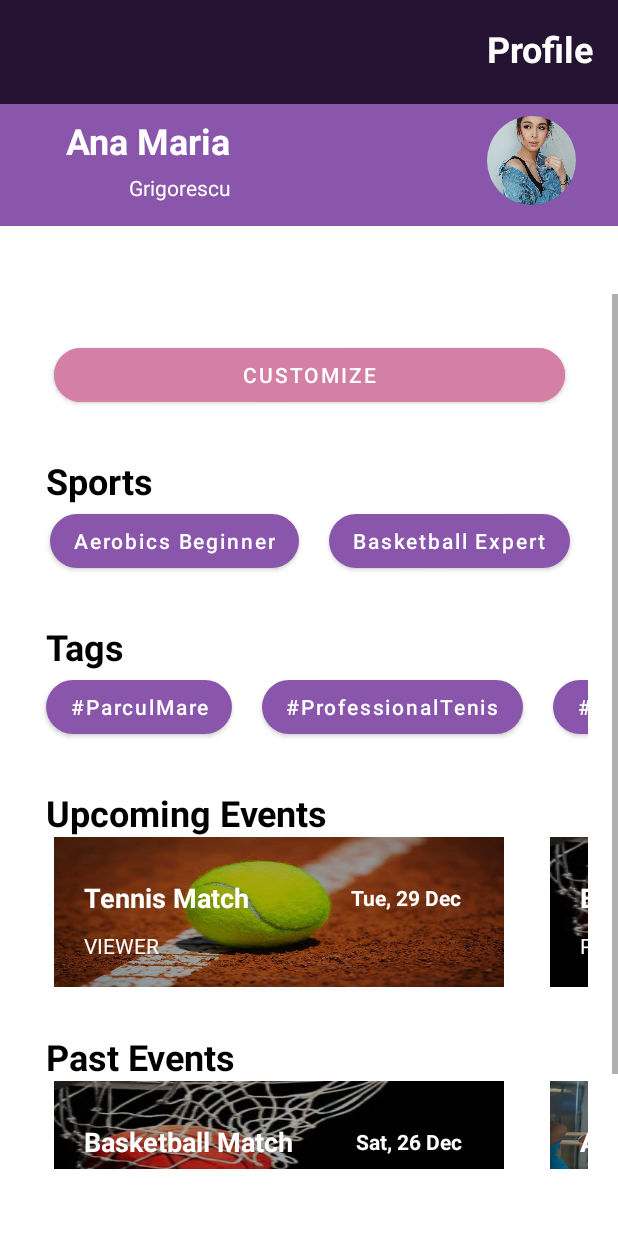
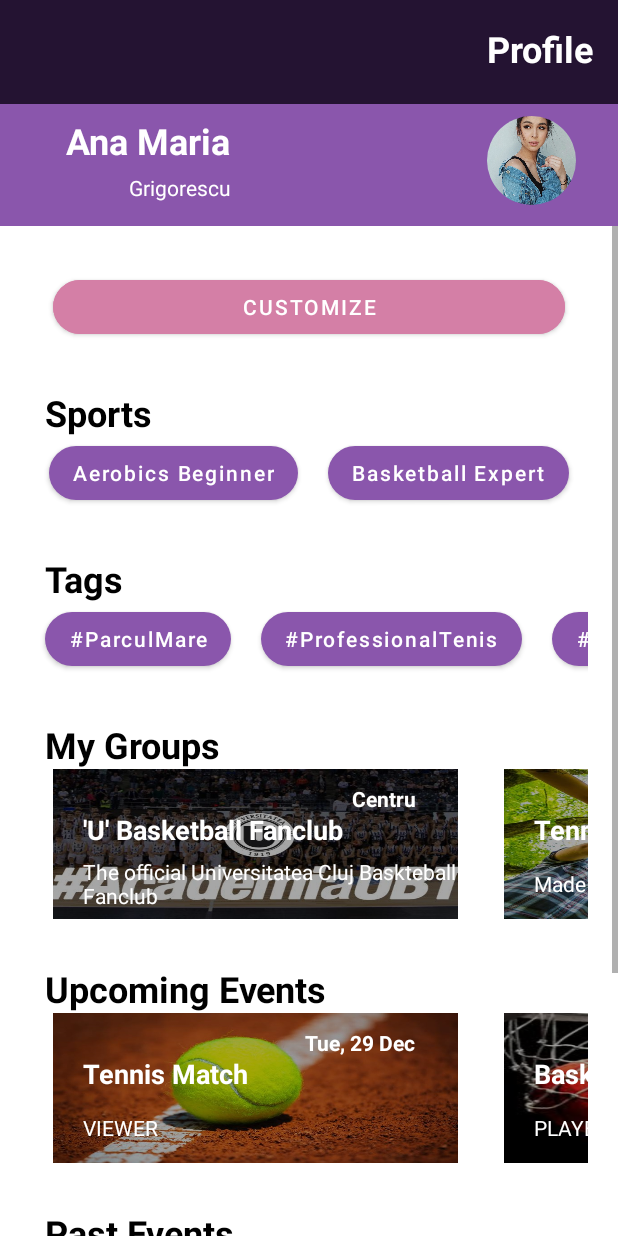
Before and after one commit to Vicondrus/Sportify, an Android app: the ProfilePageActivity screen opened directly, with no data from a screen before it, on a phone screen of 412 x 824 dp. Run offline under Robolectric (Android 15) with nearby library versions, the phone set to English and light mode, and no system bars; our stand-ins replace CircleImageView; libraries missing offline, so code that uses them is left out: com.huawei.hms; pictures from the network do not load.

Commit message:
added groups in profile

```diff
--- a/app/src/main/java/com/uid/project/sportify/CreateEventActivity.kt
+++ b/app/src/main/java/com/uid/project/sportify/CreateEventActivity.kt
@@ -335,6 +335,7 @@
                 event.nbOfPeople = eventNbOfPeople.text.toString().toInt()
                 event.attendanceFee = eventAttendanceFee.text.toString().toInt()
                 event.location = location
+                Registry.listOfOrganizedEvents.add(event)
                 val intent = Intent(this, EventCreatedActivity::class.java)
                 startActivity(intent)
             }
--- a/app/src/main/java/com/uid/project/sportify/ProfilePageActivity.kt
+++ b/app/src/main/java/com/uid/project/sportify/ProfilePageActivity.kt
@@ -8,6 +8,7 @@
 import androidx.appcompat.app.AppCompatActivity
 import androidx.recyclerview.widget.LinearLayoutManager
 import androidx.recyclerview.widget.RecyclerView
+import com.uid.project.sportify.adapters.GroupsListAdapter
 import com.uid.project.sportify.adapters.ParticipationListAdapter
 import com.uid.project.sportify.adapters.SportsListAdapter
 import com.uid.project.sportify.adapters.TagsListAdapter
@@ -23,6 +24,7 @@
     private lateinit var tagsListAdapter: TagsListAdapter
     private lateinit var pastListAdapter: ParticipationListAdapter
     private lateinit var upcomingListAdapter: ParticipationListAdapter
+    private lateinit var groupsListAdapter: GroupsListAdapter
     private val customizeCode = 1
 
     override fun onCreate(savedInstanceState: Bundle?) {
@@ -71,6 +73,11 @@
             LinearLayoutManager.HORIZONTAL,
             false
         )
+        val layoutManager5 = LinearLayoutManager(
+                this@ProfilePageActivity,
+                LinearLayoutManager.HORIZONTAL,
+                false
+        )
 
         val sportsRecyclerView = findViewById<RecyclerView>(R.id.customizeSportsRecyclerView)
         sportsRecyclerView.layoutManager = layoutManager1
@@ -83,6 +90,9 @@
 
         val upcomingRecyclerView = findViewById<RecyclerView>(R.id.upcomingRecyclerView)
         upcomingRecyclerView.layoutManager = layoutManager4
+
+        val groupsRecyclerView = findViewById<RecyclerView>(R.id.groupsRecyclerView)
+        groupsRecyclerView.layoutManager = layoutManager5
 
         sportsListAdapter = SportsListAdapter(user.sports)
         sportsRecyclerView.adapter = sportsListAdapter
@@ -103,6 +113,9 @@
 
         upcomingListAdapter = ParticipationListAdapter(futureParticipations)
         upcomingRecyclerView.adapter = upcomingListAdapter
+
+        groupsListAdapter = GroupsListAdapter(Registry.listOfGroups)
+        groupsRecyclerView.adapter = groupsListAdapter
 
         val button = findViewById<Button>(R.id.customizeButton)
 
--- /dev/null
+++ b/app/src/main/java/com/uid/project/sportify/adapters/GroupsListAdapter.kt
@@ -0,0 +1,26 @@
+package com.uid.project.sportify.adapters
+
+import android.view.LayoutInflater
+import android.view.ViewGroup
+import androidx.recyclerview.widget.RecyclerView
+import com.uid.project.sportify.holders.GroupItemViewHolder
+import com.uid.project.sportify.holders.ParticipationItemViewHolder
+import com.uid.project.sportify.models.Group
+import com.uid.project.sportify.models.Participation
+
+class GroupsListAdapter(private val dataSet: List<Group>) :
+        RecyclerView.Adapter<GroupItemViewHolder>() {
+    override fun onCreateViewHolder(parent: ViewGroup, viewType: Int): GroupItemViewHolder {
+        val inflater = LayoutInflater.from(parent.context)
+        return GroupItemViewHolder(inflater, parent)
+    }
+
+    override fun onBindViewHolder(holder: GroupItemViewHolder, position: Int) {
+        val group: Group = dataSet[position]
+        holder.bind(group)
+    }
+
+    override fun getItemCount(): Int {
+        return dataSet.size
+    }
+}
--- /dev/null
+++ b/app/src/main/java/com/uid/project/sportify/holders/GroupItemViewHolder.kt
@@ -0,0 +1,42 @@
+package com.uid.project.sportify.holders
+
+import android.view.LayoutInflater
+import android.view.ViewGroup
+import android.widget.FrameLayout
+import android.widget.TextView
+import androidx.core.content.res.ResourcesCompat
+import androidx.recyclerview.widget.RecyclerView
+import com.uid.project.sportify.R
+import com.uid.project.sportify.models.Group
+import com.uid.project.sportify.models.Participation
+import java.text.SimpleDateFormat
+
+class GroupItemViewHolder(inflater: LayoutInflater, private var parent: ViewGroup) :
+        RecyclerView.ViewHolder(inflater.inflate(R.layout.event_list_item, parent, false)) {
+    private var eventName: TextView? = null
+    private var participationType: TextView? = null
+    private var date: TextView? = null
+    private var whole: FrameLayout? = null
+
+
+    init {
+        eventName = itemView.findViewById(R.id.activityNameTextView)
+        participationType = itemView.findViewById(R.id.participationTypeTextView)
+        date = itemView.findViewById(R.id.activityDateTextView)
+        whole = itemView.findViewById(R.id.participationBackground)
+    }
+
+    fun bind(group: Group) {
+        if(group.image !=-1) {
+            whole?.background =
+                    ResourcesCompat.getDrawable(parent.resources, group.image, null)
+        }else{
+            whole?.background =
+                    ResourcesCompat.getDrawable(parent.resources, R.drawable.generic_group, null)
+        }
+        eventName?.text = group.name
+        participationType?.text = group.description
+
+        date?.text = group.location
+    }
+}
--- a/app/src/main/java/com/uid/project/sportify/models/Group.kt
+++ b/app/src/main/java/com/uid/project/sportify/models/Group.kt
@@ -6,12 +6,14 @@
     var name: String ,
     var description: String ,
     var location: String ,
-    var tags: MutableList<String>
+    var tags: MutableList<String>,
+    var image: Int = -1
 ) : Serializable {
     constructor(group: Group) : this(
         group.name,
         group.description,
         group.location,
-        group.tags.toMutableList()
+        group.tags.toMutableList(),
+            group.image
     )
 }
--- a/app/src/main/java/com/uid/project/sportify/models/Registry.kt
+++ b/app/src/main/java/com/uid/project/sportify/models/Registry.kt
@@ -453,5 +453,12 @@
                 Location("Sala Sport CNER", "Centru", Coordinates(46.76816046323552, 23.59388245841115)),
                 Location("Teren Tenis Camin UTCN", "Zorilor", Coordinates(46.755703425581494, 23.588802265143215))
         )
+
+        val listOfGroups: MutableList<Group>
+        get() = mutableListOf(Group("'U' Basketball Fanclub", "The official Universitatea Cluj Baskteball Fanclub", "Centru", arrayListOf(), R.drawable.academia_ubt),
+                Group("TennisClub Grigorescu", "Made for tennis lovers in Grigorescu", "Grigorescu", arrayListOf()))
+
+        val listOfOrganizedEvents: ArrayList<Event>
+        get() = arrayListOf()
     }
 }
--- a/app/src/main/res/layout/activity_profile.xml
+++ b/app/src/main/res/layout/activity_profile.xml
@@ -79,9 +79,8 @@
 
     <ScrollView
         android:id="@+id/scrollView3"
-        android:layout_width="411dp"
-        android:layout_height="583dp"
-        android:layout_marginHorizontal="20dp"
+        android:layout_width="0dp"
+        android:layout_height="0dp"
         app:layout_constraintBottom_toBottomOf="parent"
         app:layout_constraintEnd_toEndOf="parent"
         app:layout_constraintStart_toStartOf="parent"
@@ -123,8 +122,8 @@
                 android:layout_width="wrap_content"
                 android:layout_height="wrap_content"
                 android:layout_marginHorizontal="20dp"
-                android:layout_marginStart="30dp"
-                android:layout_marginEnd="30dp"
+                android:layout_marginStart="20dp"
+                android:layout_marginEnd="20dp"
                 android:paddingHorizontal="20dp"
                 app:layout_constraintEnd_toEndOf="parent"
                 app:layout_constraintStart_toStartOf="parent"
@@ -148,8 +147,8 @@
                 android:id="@+id/customizeTagsRecyclerView"
                 android:layout_width="wrap_content"
                 android:layout_height="wrap_content"
-                android:layout_marginStart="30dp"
-                android:layout_marginEnd="30dp"
+                android:layout_marginStart="20dp"
+                android:layout_marginEnd="20dp"
                 android:paddingHorizontal="20dp"
                 app:layout_constraintEnd_toEndOf="parent"
                 app:layout_constraintStart_toStartOf="parent"
@@ -163,6 +162,18 @@
                 android:layout_height="wrap_content"
                 android:layout_margin="30dp"
                 android:text="@string/upcomingEventsLabel"
+                android:textColor="@color/black"
+                android:textSize="24sp"
+                android:textStyle="normal|bold"
+                app:layout_constraintStart_toStartOf="parent"
+                app:layout_constraintTop_toBottomOf="@+id/groupsRecyclerView" />
+
+            <TextView
+                android:id="@+id/upcomingLabel3"
+                android:layout_width="wrap_content"
+                android:layout_height="wrap_content"
+                android:layout_margin="30dp"
+                android:text="@string/my_groups_label"
                 android:textColor="@color/black"
                 android:textSize="24sp"
                 android:textStyle="normal|bold"
@@ -193,17 +204,49 @@
                 app:layout_constraintStart_toStartOf="parent"
                 app:layout_constraintTop_toBottomOf="@+id/upcomingRecyclerView" />
 
+            <TextView
+                android:id="@+id/pastLabel2"
+                android:layout_width="wrap_content"
+                android:layout_height="wrap_content"
+                android:layout_margin="30dp"
+                android:text="@string/own_events_label"
+                android:textColor="@color/black"
+                android:textSize="24sp"
+                android:textStyle="normal|bold"
+                app:layout_constraintStart_toStartOf="parent"
+                app:layout_constraintTop_toBottomOf="@+id/pastRecyclerView" />
+
+            <androidx.recyclerview.widget.RecyclerView
+                android:id="@+id/ownRecyclerView"
+                android:layout_width="wrap_content"
+                android:layout_height="match_parent"
+                android:layout_marginHorizontal="20dp"
+                android:layout_marginBottom="60dp"
+                android:paddingHorizontal="20dp"
+                app:layout_constraintBottom_toBottomOf="parent"
+                app:layout_constraintEnd_toEndOf="parent"
+                app:layout_constraintStart_toStartOf="parent"
+                app:layout_constraintTop_toBottomOf="@+id/pastLabel2" />
+
             <androidx.recyclerview.widget.RecyclerView
                 android:id="@+id/pastRecyclerView"
                 android:layout_width="wrap_content"
                 android:layout_height="wrap_content"
                 android:layout_marginHorizontal="20dp"
-                android:layout_marginBottom="30dp"
                 android:paddingHorizontal="20dp"
-                app:layout_constraintBottom_toBottomOf="parent"
                 app:layout_constraintEnd_toEndOf="parent"
                 app:layout_constraintStart_toStartOf="parent"
                 app:layout_constraintTop_toBottomOf="@+id/pastLabel" />
+
+            <androidx.recyclerview.widget.RecyclerView
+                android:id="@+id/groupsRecyclerView"
+                android:layout_width="wrap_content"
+                android:layout_height="match_parent"
+                android:layout_marginHorizontal="20dp"
+                android:paddingHorizontal="20dp"
+                app:layout_constraintEnd_toEndOf="parent"
+                app:layout_constraintStart_toStartOf="parent"
+                app:layout_constraintTop_toBottomOf="@+id/upcomingLabel3" />
 
         </androidx.constraintlayout.widget.ConstraintLayout>
     </ScrollView>
--- a/app/src/main/res/layout/event_list_item.xml
+++ b/app/src/main/res/layout/event_list_item.xml
@@ -8,7 +8,7 @@
 
     <FrameLayout
         android:id="@+id/participationBackground"
-        android:layout_width="300dp"
+        android:layout_width="270dp"
         android:layout_height="100dp"
         android:background="@drawable/tennis_presentation">
 
@@ -35,7 +35,9 @@
                 android:layout_width="wrap_content"
                 android:layout_height="wrap_content"
                 android:layout_marginTop="10dp"
+                android:paddingBottom="10dp"
                 android:textColor="@color/white"
+                app:layout_constraintBottom_toBottomOf="parent"
                 app:layout_constraintStart_toStartOf="@+id/activityNameTextView"
                 app:layout_constraintTop_toBottomOf="@+id/activityNameTextView"
                 tools:text="TextView" />
@@ -45,11 +47,11 @@
                 android:layout_width="wrap_content"
                 android:layout_height="wrap_content"
                 android:layout_marginEnd="28dp"
+                android:paddingTop="10dp"
                 android:textColor="@color/white"
                 android:textStyle="bold"
-                app:layout_constraintBottom_toBottomOf="@+id/activityNameTextView"
                 app:layout_constraintEnd_toEndOf="parent"
-                app:layout_constraintTop_toTopOf="@+id/activityNameTextView"
+                app:layout_constraintTop_toTopOf="parent"
                 tools:text="TextView" />
         </androidx.constraintlayout.widget.ConstraintLayout>
     </FrameLayout>
--- a/app/src/main/res/values/strings.xml
+++ b/app/src/main/res/values/strings.xml
@@ -78,5 +78,7 @@
     <string name="time_error_label">* End time must be after start time!</string>
     <string name="list_error_label">* You must add at least one element!</string>
     <string name="book_a_place_label">Book a place</string>
+    <string name="my_groups_label">My Groups</string>
+    <string name="own_events_label">Own events</string>
 
 </resources>
```
Also changed, not shown: app/src/main/res/drawable-v24/academia_ubt.jpg (added), app/src/main/res/drawable-v24/generic_group.jpg (added).
